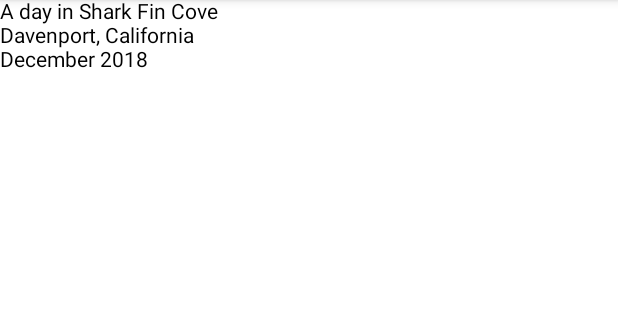
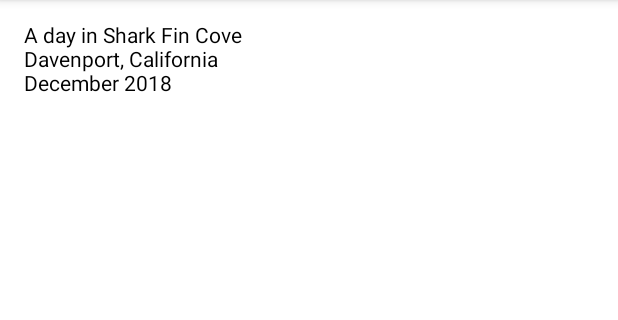
Before and after one commit to RujiraKongsomran/KT_JetpackComposeTutorial, an Android app built with Jetpack Compose: the screen it shows after launch (MainActivity), on a phone screen of 412 x 824 dp, the part 84-404 px from its top. Run offline under Robolectric (Android 15) with nearby library versions, the phone set to English and light mode, and no system bars.

Commit message:
Add style settings to the column

```diff
--- a/app/src/main/java/com/rujirakongsomran/kt_jetpackcomposetutorial/MainActivity.kt
+++ b/app/src/main/java/com/rujirakongsomran/kt_jetpackcomposetutorial/MainActivity.kt
@@ -4,9 +4,12 @@ import androidx.appcompat.app.AppCompatActivity
 import android.os.Bundle
 import androidx.activity.compose.setContent
 import androidx.compose.foundation.layout.Column
+import androidx.compose.foundation.layout.padding
 import androidx.compose.material.Text
 import androidx.compose.runtime.Composable
+import androidx.compose.ui.Modifier
 import androidx.compose.ui.tooling.preview.Preview
+import androidx.compose.ui.unit.dp
 
 class MainActivity : AppCompatActivity() {
     override fun onCreate(savedInstanceState: Bundle?) {
@@ -32,7 +35,9 @@ class MainActivity : AppCompatActivity() {
 
     @Composable
     fun NewsStory() {
-        Column {
+        Column(
+            modifier = Modifier.padding(16.dp)
+        ) {
             Text("A day in Shark Fin Cove")
             Text("Davenport, California")
             Text("December 2018")
```
